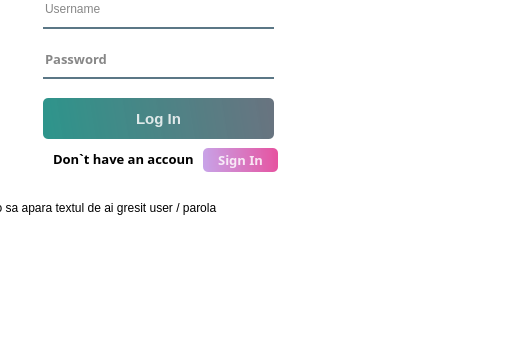
Above: GUI+Client/GUI+Client/loginWindow.ui from RobyDoge/Burning-Legion before the change; both pictures show x 227 to 749 and y 219 to 564 of the 749 by 564 pixel window. Below: the same form after it.
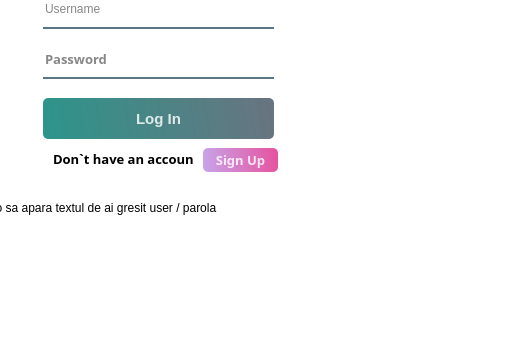
That is the form after the change.

Commit message: Changed Signup Design

Diff of the .ui file:
```diff
--- a/GUI+Client/GUI+Client/loginWindow.ui
+++ b/GUI+Client/GUI+Client/loginWindow.ui
@@ -57,7 +57,7 @@
 </string>
     </property>
     <property name="text">
-     <string>Sign In</string>
+     <string>Sign Up</string>
     </property>
    </widget>
    <widget class="QPushButton" name="loginButton">
```
The commit also changes 3 other files.
